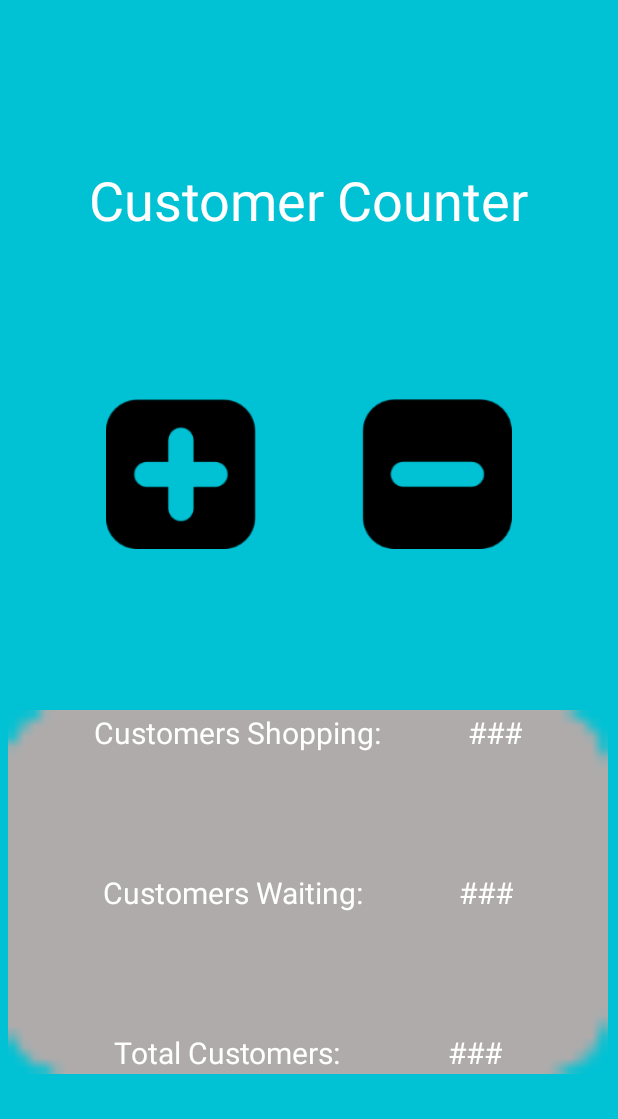
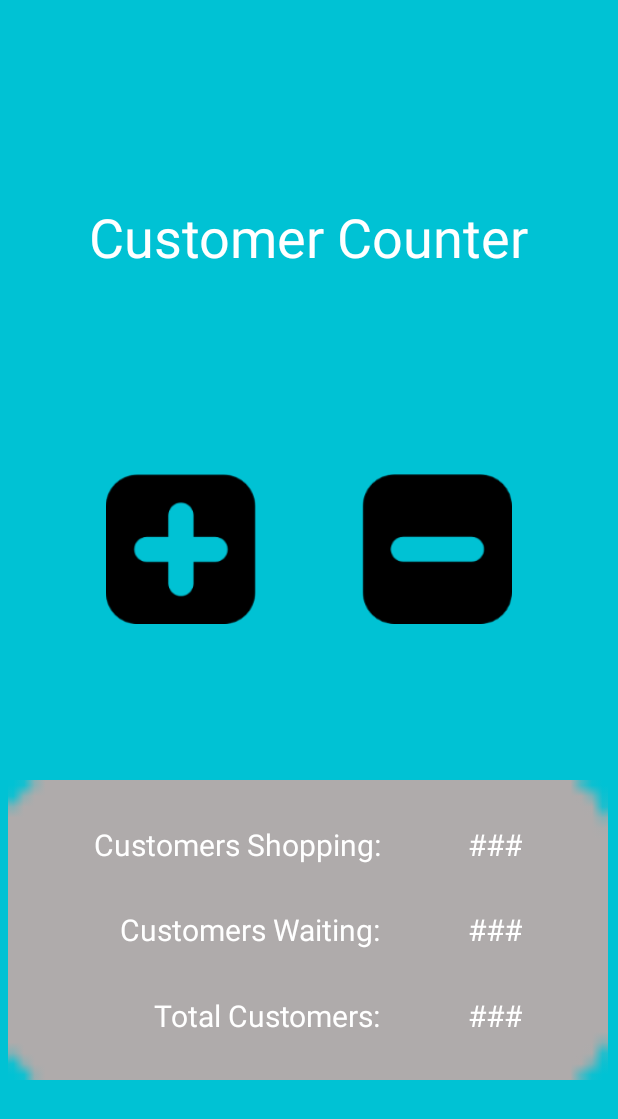
Before and after one commit to FuadYoussef/SafeShop, an Android app: the CounterActivity screen opened directly, with no data from a screen before it, on a phone screen of 412 x 824 dp. Shown: the top 1119 px of the screen. Run offline under Robolectric (Android 15) with nearby library versions, the phone set to English and light mode, and no system bars.

Commit message:
customer counter

```diff
--- a/app/src/main/res/layout/activity_counter.xml
+++ b/app/src/main/res/layout/activity_counter.xml
@@ -22,7 +22,7 @@
     <ImageView
         android:id="@+id/customerDataBackground"
         android:layout_width="400dp"
-        android:layout_height="400dp"
+        android:layout_height="200dp"
         android:src="@mipmap/counter_background"
         app:layout_constraintBottom_toBottomOf="parent"
         app:layout_constraintHorizontal_bias="0.454"
@@ -89,8 +89,9 @@
         android:textColor="@android:color/white"
         android:textSize="20dp"
         app:layout_constraintBottom_toTopOf="@id/numCustomersLabel"
-        app:layout_constraintLeft_toLeftOf="@id/customerDataBackground"
-        app:layout_constraintRight_toLeftOf="@id/numWaitValue"
+        app:layout_constraintHorizontal_bias="1.0"
+        app:layout_constraintLeft_toLeftOf="@id/numInStoreLabel"
+        app:layout_constraintRight_toRightOf="@id/numInStoreLabel"
         app:layout_constraintTop_toBottomOf="@id/numInStoreLabel" />
 
     <TextView
@@ -101,8 +102,8 @@
         android:textColor="@android:color/white"
         android:textSize="20dp"
         app:layout_constraintBottom_toTopOf="@id/numCustomersLabel"
-        app:layout_constraintLeft_toRightOf="@id/numWaitLabel"
-        app:layout_constraintRight_toRightOf="@id/customerDataBackground"
+        app:layout_constraintLeft_toLeftOf="@id/numInStoreValue"
+        app:layout_constraintRight_toRightOf="@id/numInStoreValue"
         app:layout_constraintTop_toBottomOf="@id/numInStoreLabel" />
 
 
@@ -114,8 +115,9 @@
         android:textColor="@android:color/white"
         android:textSize="20dp"
         app:layout_constraintBottom_toBottomOf="@id/customerDataBackground"
-        app:layout_constraintLeft_toLeftOf="@id/customerDataBackground"
-        app:layout_constraintRight_toLeftOf="@id/numCustomersValue"
+        app:layout_constraintHorizontal_bias="1.0"
+        app:layout_constraintLeft_toLeftOf="@id/numInStoreLabel"
+        app:layout_constraintRight_toRightOf="@id/numInStoreLabel"
         app:layout_constraintTop_toBottomOf="@id/numWaitLabel" />
 
     <TextView
@@ -126,8 +128,8 @@
         android:textColor="@android:color/white"
         android:textSize="20dp"
         app:layout_constraintBottom_toBottomOf="@id/customerDataBackground"
-        app:layout_constraintLeft_toRightOf="@id/numCustomersLabel"
-        app:layout_constraintRight_toRightOf="@id/customerDataBackground"
+        app:layout_constraintLeft_toLeftOf="@id/numInStoreValue"
+        app:layout_constraintRight_toRightOf="@id/numInStoreValue"
         app:layout_constraintTop_toBottomOf="@id/numWaitLabel" />
 
 
```
Also changed, not shown: app/src/main/res/mipmap-xxxhdpi/counter_background.png.
